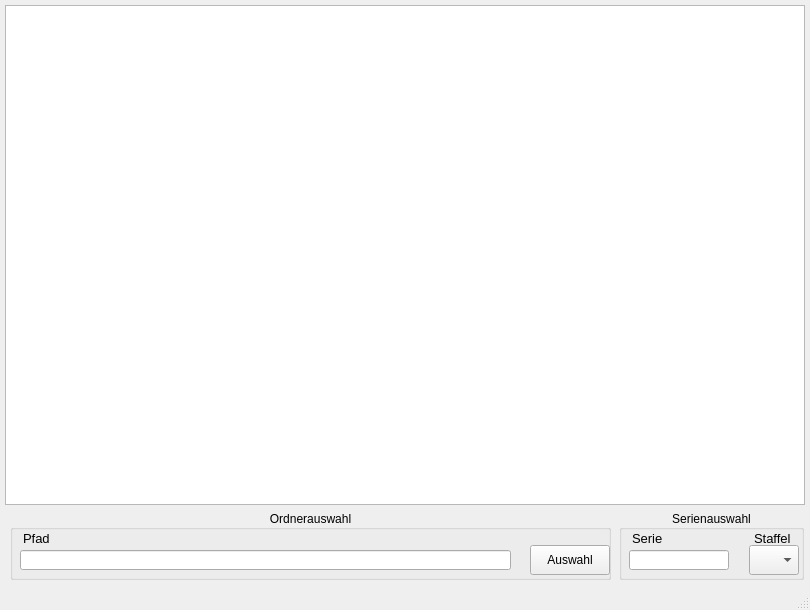
The window that SeriesScrapper/mainwindow.ui (martinLutz1/SeriesScraper) describes before a commit, drawn with Qt 5.
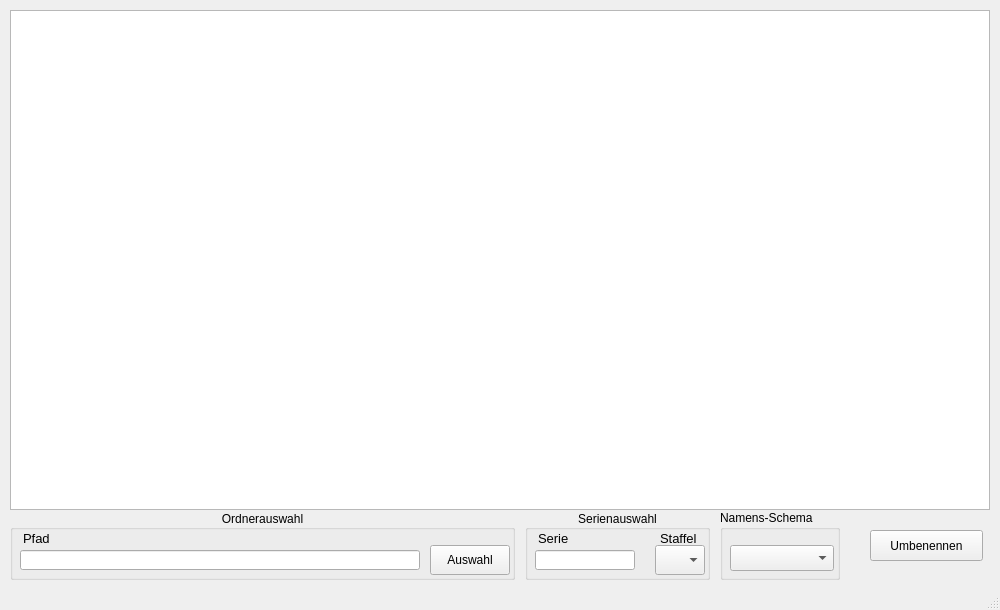
The same window after the commit.

The edit to the form file:
```diff
--- a/SeriesScrapper/mainwindow.ui
+++ b/SeriesScrapper/mainwindow.ui
@@ -6,7 +6,7 @@
    <rect>
     <x>0</x>
     <y>0</y>
-    <width>810</width>
+    <width>1000</width>
     <height>610</height>
    </rect>
   </property>
@@ -20,9 +20,9 @@
    <widget class="QTableWidget" name="episodeNameTable">
     <property name="geometry">
      <rect>
-      <x>5</x>
-      <y>5</y>
-      <width>800</width>
+      <x>10</x>
+      <y>10</y>
+      <width>980</width>
       <height>500</height>
      </rect>
     </property>
@@ -30,7 +30,7 @@
    <widget class="QGroupBox" name="groupBox">
     <property name="geometry">
      <rect>
-      <x>619</x>
+      <x>525</x>
       <y>510</y>
       <width>185</width>
       <height>70</height>
@@ -117,7 +117,7 @@
      <rect>
       <x>10</x>
       <y>510</y>
-      <width>601</width>
+      <width>505</width>
       <height>70</height>
      </rect>
     </property>
@@ -132,7 +132,7 @@
       <rect>
        <x>10</x>
        <y>40</y>
-       <width>491</width>
+       <width>400</width>
        <height>20</height>
       </rect>
      </property>
@@ -140,7 +140,7 @@
     <widget class="QPushButton" name="pushButton">
      <property name="geometry">
       <rect>
-       <x>520</x>
+       <x>420</x>
        <y>35</y>
        <width>80</width>
        <height>30</height>
@@ -182,6 +182,51 @@
      </property>
     </widget>
    </widget>
+   <widget class="QPushButton" name="renameButton">
+    <property name="geometry">
+     <rect>
+      <x>870</x>
+      <y>530</y>
+      <width>113</width>
+      <height>31</height>
+     </rect>
+    </property>
+    <property name="autoFillBackground">
+     <bool>false</bool>
+    </property>
+    <property name="text">
+     <string>Umbenennen</string>
+    </property>
+    <property name="autoRepeat">
+     <bool>false</bool>
+    </property>
+    <property name="flat">
+     <bool>false</bool>
+    </property>
+   </widget>
+   <widget class="QGroupBox" name="groupBox_3">
+    <property name="geometry">
+     <rect>
+      <x>720</x>
+      <y>510</y>
+      <width>120</width>
+      <height>70</height>
+     </rect>
+    </property>
+    <property name="title">
+     <string>Namens-Schema</string>
+    </property>
+    <widget class="QComboBox" name="nameSchemeComboBox">
+     <property name="geometry">
+      <rect>
+       <x>10</x>
+       <y>35</y>
+       <width>104</width>
+       <height>26</height>
+      </rect>
+     </property>
+    </widget>
+   </widget>
   </widget>
   <widget class="QStatusBar" name="statusBar"/>
   <widget class="QMenuBar" name="menuBar">
```
Left out of the diff: 4 changed lines with no effect on the pictures.
